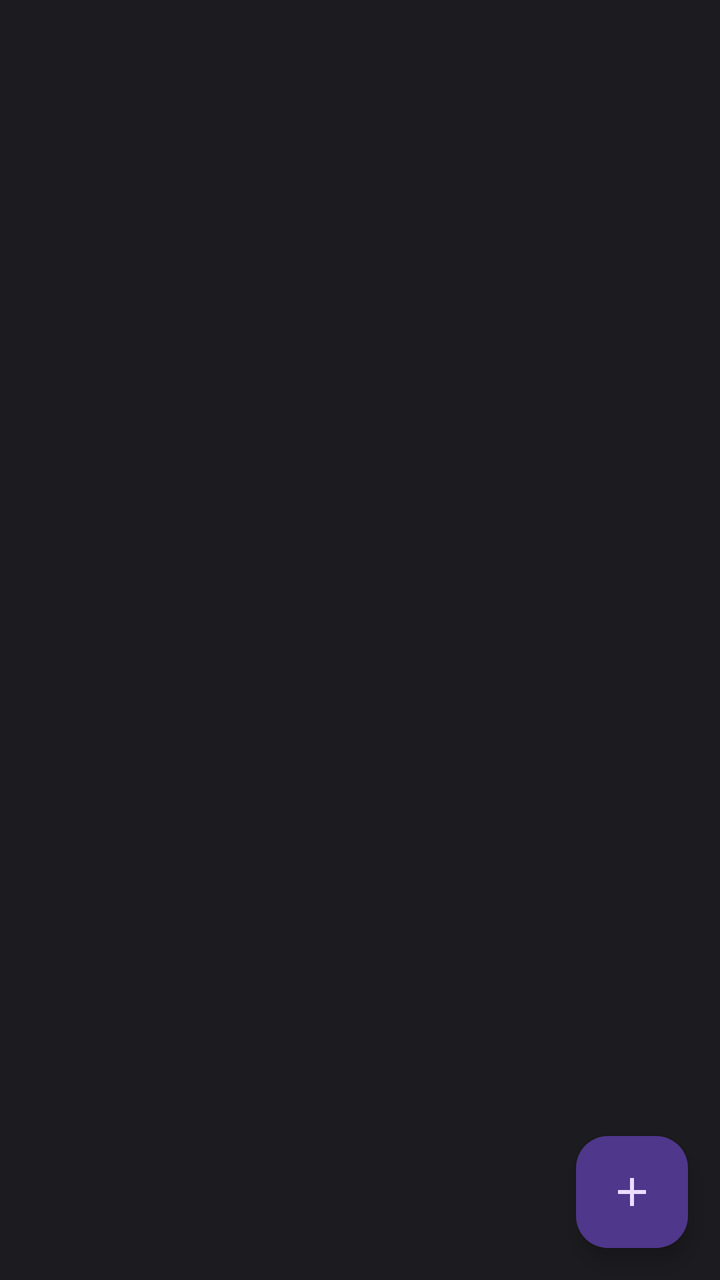
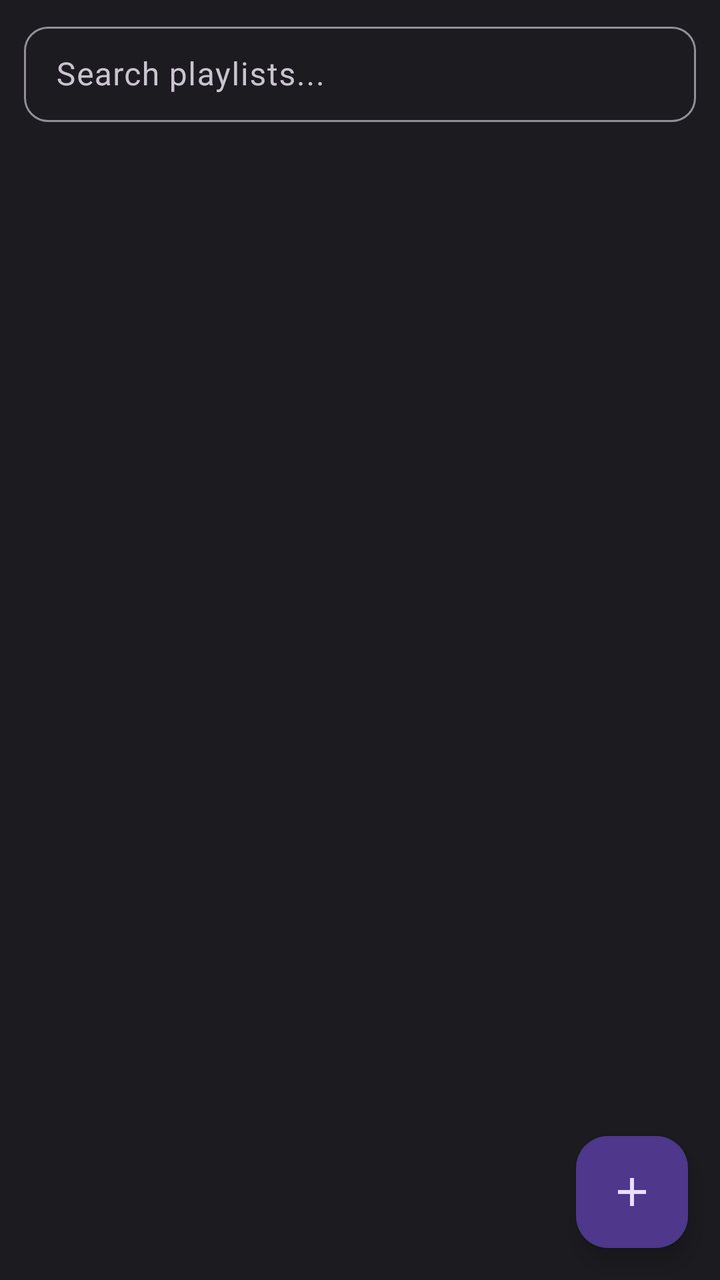

Compare the two renders of this Android layout. The source of the first and the diff that turns it into the second are given below.
<!-- AndroidManifest.xml: application theme Theme.JNetMusicPlayer -->
<!-- res/layout/fragment_playlist_list.xml -->
<?xml version="1.0" encoding="utf-8"?>
<LinearLayout
    xmlns:android="http://schemas.android.com/apk/res/android"
    android:layout_width="match_parent"
    android:layout_height="match_parent"
    android:orientation="vertical"
    android:background="@color/md_theme_surface">

    <TextView
        android:id="@+id/tvEmpty"
        android:layout_width="match_parent"
        android:layout_height="wrap_content"
        android:text="No playlists yet. Tap + to create one."
        android:textColor="@color/md_theme_onSurfaceVariant"
        android:textSize="16sp"
        android:gravity="center"
        android:padding="32dp"
        android:visibility="gone" />

    <androidx.recyclerview.widget.RecyclerView
        android:id="@+id/recyclerView"
        android:layout_width="match_parent"
        android:layout_height="0dp"
        android:layout_weight="1" />

    <com.google.android.material.floatingactionbutton.FloatingActionButton
        android:id="@+id/fabAddPlaylist"
        android:layout_width="wrap_content"
        android:layout_height="wrap_content"
        android:layout_gravity="bottom|end"
        android:layout_margin="16dp"
        android:src="@drawable/ic_add"
        android:contentDescription="Create playlist" />

</LinearLayout>
<!-- resources referenced by this layout -->
<resources>
  <color name="md_theme_onSurfaceVariant">#CAC4D0</color>
  <color name="md_theme_surface">#1C1B1F</color>
  <!-- drawable ic_add (drawable) -->
  <?xml version="1.0" encoding="utf-8"?>
  <vector xmlns:android="http://schemas.android.com/apk/res/android"
      android:width="24dp"
      android:height="24dp"
      android:viewportWidth="24"
      android:viewportHeight="24"
      android:tint="@color/md_theme_onSurface">
      <path
          android:fillColor="@color/md_theme_onSurface"
          android:pathData="M19,13h-6v6h-2v-6H5v-2h6V5h2v6h6v2z"/>
  </vector>
  <style name="Theme.JNetMusicPlayer" parent="Theme.Material3.Dark.NoActionBar">
          <item name="colorPrimary">@color/md_theme_primary</item>
          <item name="colorOnPrimary">@color/md_theme_onPrimary</item>
          <item name="colorSecondary">@color/md_theme_secondary</item>
          <item name="colorOnSecondary">@color/md_theme_onSecondary</item>
          <item name="colorTertiary">@color/md_theme_tertiary</item>
          <item name="colorOnTertiary">@color/md_theme_onTertiary</item>
          <item name="colorError">@color/md_theme_error</item>
          <item name="colorOnError">@color/md_theme_onError</item>
          <item name="android:colorBackground">@color/md_theme_background</item>
          <item name="colorOnBackground">@color/md_theme_onBackground</item>
          <item name="colorSurface">@color/md_theme_surface</item>
          <item name="colorOnSurface">@color/md_theme_onSurface</item>
          <item name="colorSurfaceVariant">@color/md_theme_surfaceVariant</item>
          <item name="colorOnSurfaceVariant">@color/md_theme_onSurfaceVariant</item>
          <item name="colorOutline">@color/md_theme_outline</item>
          <item name="android:statusBarColor">@color/md_theme_surface</item>
          <item name="android:navigationBarColor">@color/md_theme_surface</item>
          <item name="android:windowBackground">@color/md_theme_background</item>
      </style>
  <color name="md_theme_onSurface">#E6E1E5</color>
  <color name="md_theme_primary">#D0BCFF</color>
  <color name="md_theme_onPrimary">#381E72</color>
  <color name="md_theme_secondary">#CCC2DC</color>
  <color name="md_theme_onSecondary">#332D41</color>
  <color name="md_theme_tertiary">#EFB8C8</color>
  <color name="md_theme_onTertiary">#492532</color>
  <color name="md_theme_error">#F2B8B5</color>
  <color name="md_theme_onError">#601410</color>
  <color name="md_theme_background">#1C1B1F</color>
  <color name="md_theme_onBackground">#E6E1E5</color>
  <color name="md_theme_surfaceVariant">#49454F</color>
  <color name="md_theme_outline">#938F99</color>
</resources>

<!-- the commit's change to res/layout/fragment_playlist_list.xml (unified diff, before → after) -->
@@ -1,27 +1,71 @@
 <?xml version="1.0" encoding="utf-8"?>
-<LinearLayout
+<FrameLayout
     xmlns:android="http://schemas.android.com/apk/res/android"
+    xmlns:app="http://schemas.android.com/apk/res-auto"
     android:layout_width="match_parent"
     android:layout_height="match_parent"
-    android:orientation="vertical"
     android:background="@color/md_theme_surface">
 
-    <TextView
-        android:id="@+id/tvEmpty"
+    <LinearLayout
         android:layout_width="match_parent"
-        android:layout_height="wrap_content"
-        android:text="No playlists yet. Tap + to create one."
-        android:textColor="@color/md_theme_onSurfaceVariant"
-        android:textSize="16sp"
-        android:gravity="center"
-        android:padding="32dp"
-        android:visibility="gone" />
+        android:layout_height="match_parent"
+        android:orientation="vertical">
 
-    <androidx.recyclerview.widget.RecyclerView
-        android:id="@+id/recyclerView"
-        android:layout_width="match_parent"
-        android:layout_height="0dp"
-        android:layout_weight="1" />
+        <com.google.android.material.textfield.TextInputLayout
+            android:id="@+id/searchLayout"
+            style="@style/Widget.Material3.TextInputLayout.OutlinedBox.Dense"
+            android:layout_width="match_parent"
+            android:layout_height="wrap_content"
+            android:layout_marginStart="12dp"
+            android:layout_marginEnd="12dp"
+            android:layout_marginTop="8dp"
+            android:paddingBottom="4dp"
+            android:hint="Search playlists..."
+            app:endIconMode="clear_text"
+            app:boxCornerRadiusTopStart="12dp"
+            app:boxCornerRadiusTopEnd="12dp"
+            app:boxCornerRadiusBottomStart="12dp"
+            app:boxCornerRadiusBottomEnd="12dp">
+
+            <com.google.android.material.textfield.TextInputEditText
+                android:id="@+id/searchInput"
+                android:layout_width="match_parent"
+                android:layout_height="wrap_content"
+                android:inputType="text"
+                android:imeOptions="actionSearch"
+                android:maxLines="1"
+                android:textColor="@color/md_theme_onSurface"
+                android:textColorHint="@color/md_theme_onSurfaceVariant" />
+
+        </com.google.android.material.textfield.TextInputLayout>
+
+        <FrameLayout
+            android:layout_width="match_parent"
+            android:layout_height="0dp"
+            android:layout_weight="1">
+
+            <androidx.recyclerview.widget.RecyclerView
+                android:id="@+id/recyclerView"
+                android:layout_width="match_parent"
+                android:layout_height="match_parent"
+                android:clipToPadding="false"
+                android:paddingBottom="80dp" />
+
+            <TextView
+                android:id="@+id/tvEmpty"
+                android:layout_width="match_parent"
+                android:layout_height="wrap_content"
+                android:layout_gravity="center"
+                android:text="No playlists yet. Tap + to create one."
+                android:textColor="@color/md_theme_onSurfaceVariant"
+                android:textSize="16sp"
+                android:gravity="center"
+                android:padding="32dp"
+                android:visibility="gone" />
+
+        </FrameLayout>
+
+    </LinearLayout>
 
     <com.google.android.material.floatingactionbutton.FloatingActionButton
         android:id="@+id/fabAddPlaylist"
@@ -32,4 +76,4 @@
         android:src="@drawable/ic_add"
         android:contentDescription="Create playlist" />
 
-</LinearLayout>
+</FrameLayout>
